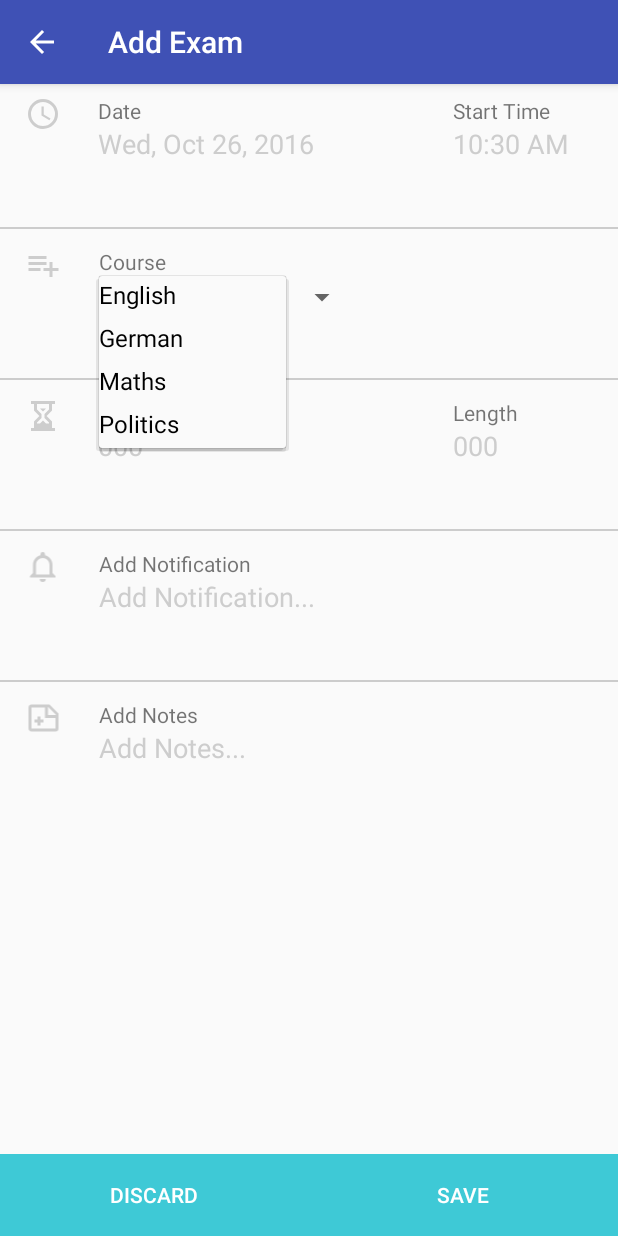
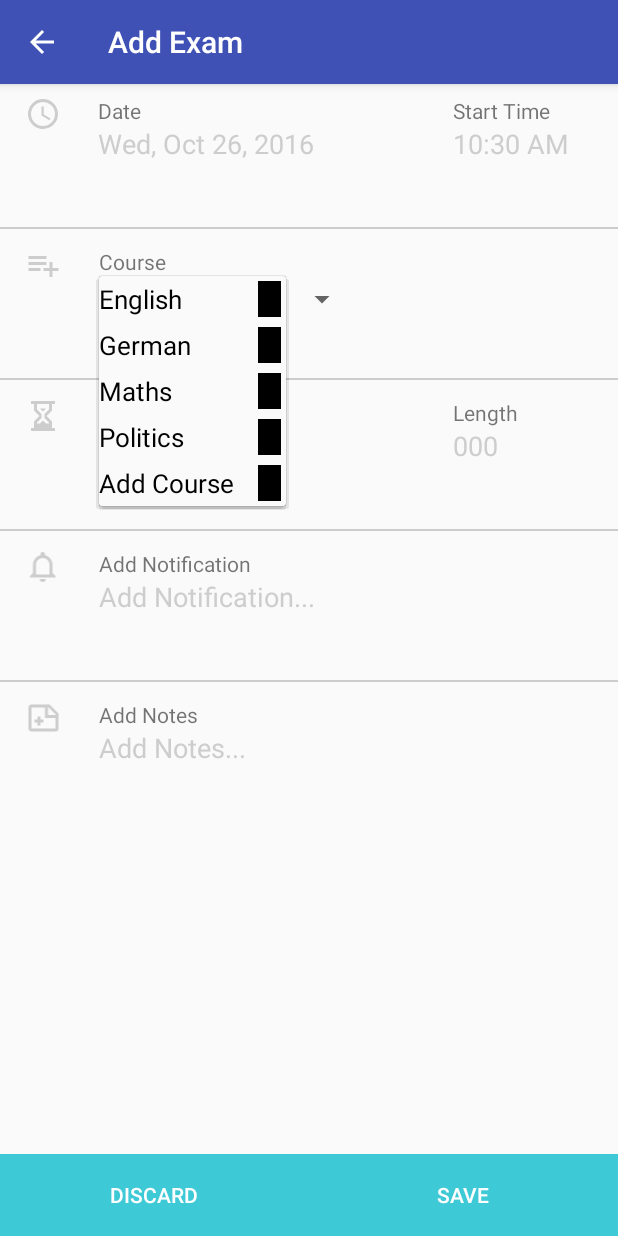
Before and after one commit to Ikreg2k13/Timetables-Android, an Android app: the ExamAddActivity screen opened directly, with no data from a screen before it, after a tap on "English", on a phone screen of 412 x 824 dp. Run offline under Robolectric (Android 15) with nearby library versions, the phone set to English and light mode, and no system bars.

Commit message:
minor changes

```diff
--- a/app/src/main/java/mobile/ikreg/com/mytestapplication/ExamAddActivity.java
+++ b/app/src/main/java/mobile/ikreg/com/mytestapplication/ExamAddActivity.java
@@ -17,6 +17,7 @@ import java.util.Calendar;
 import java.util.TimeZone;
 
 import mobile.ikreg.com.mytestapplication.database.ExamDataSource;
+import mobile.ikreg.com.mytestapplication.util.AddExamSpinnerAdapter;
 import mobile.ikreg.com.mytestapplication.util.DatePopup;
 import mobile.ikreg.com.mytestapplication.util.ParseHelper;
 import mobile.ikreg.com.mytestapplication.util.TimePopup;
@@ -30,7 +31,7 @@ public class ExamAddActivity extends AppCompatActivity {
     @Override
     protected void onCreate(Bundle savedInstanceState) {
         super.onCreate(savedInstanceState);
-        setContentView(R.layout.activity_layout);
+        setContentView(R.layout.activity_addexam);
 
         DatePopup setDate = new DatePopup(ExamAddActivity.this, (EditText)findViewById(R.id.editDate), (LinearLayout)findViewById(R.id.layoutDate));
         TimePopup setTime = new TimePopup(ExamAddActivity.this, (EditText)findViewById(R.id.editTime), (LinearLayout)findViewById(R.id.layoutTime));
@@ -96,9 +97,9 @@ public class ExamAddActivity extends AppCompatActivity {
 
     public void setSpinnerItems() {
         Spinner courseSpinner = (Spinner)findViewById(R.id.spinnerCourse);
-        String[] testArray = {"English", "German", "Maths", "Politics"};
-        ArrayAdapter<String> testAdapter = new ArrayAdapter<>(this, R.layout.spinner_layout, testArray);
-        testAdapter.setDropDownViewResource(R.layout.spinner_layout);
+        String[] testArray = {"English", "German", "Maths", "Politics", "Add Course"};
+        ArrayAdapter<String> testAdapter = new AddExamSpinnerAdapter(this, R.layout.adapter_coursespinner, testArray);
+        testAdapter.setDropDownViewResource(R.layout.adapter_coursespinner);
         courseSpinner.setAdapter(testAdapter);
     }
 
--- a/app/src/main/java/mobile/ikreg/com/mytestapplication/ExamListActivity.java
+++ b/app/src/main/java/mobile/ikreg/com/mytestapplication/ExamListActivity.java
@@ -25,7 +25,7 @@ public class ExamListActivity extends AppCompatActivity {
     @Override
     protected void onCreate(Bundle savedInstanceState) {
         super.onCreate(savedInstanceState);
-        setContentView(R.layout.activity_main2);
+        setContentView(R.layout.activity_examlist);
         Toolbar toolbar = (Toolbar) findViewById(R.id.toolbar);
         setSupportActionBar(toolbar);
 
@@ -79,7 +79,7 @@ public class ExamListActivity extends AppCompatActivity {
             }
         });
 
-        ExamListAdapter examArrayAdapter = new ExamListAdapter(this, R.layout.exam_list_layout, examMemoList);
+        ExamListAdapter examArrayAdapter = new ExamListAdapter(this, R.layout.adapter_examlist, examMemoList);
 
         ListView listViewExams = (ListView) findViewById(R.id.list_view);
         listViewExams.setAdapter(examArrayAdapter);
--- /dev/null
+++ b/app/src/main/java/mobile/ikreg/com/mytestapplication/util/AddExamSpinnerAdapter.java
@@ -0,0 +1,56 @@
+package mobile.ikreg.com.mytestapplication.util;
+
+import android.content.Context;
+import android.view.LayoutInflater;
+import android.view.View;
+import android.view.ViewGroup;
+import android.widget.ArrayAdapter;
+import android.widget.TextView;
+
+import mobile.ikreg.com.mytestapplication.R;
+
+public class AddExamSpinnerAdapter extends ArrayAdapter<String> {
+
+    private Context context;
+    private String[] courseList;
+    private int layoutResourceId;
+
+    public AddExamSpinnerAdapter(Context context, int layoutResourceId, String[] list) {
+        super(context, layoutResourceId, list);
+
+        this.context = context;
+        this.layoutResourceId = layoutResourceId;
+        this.courseList = list;
+    }
+
+    @Override
+    public View getView(int position, View convertView, ViewGroup parent) {
+
+        if(convertView == null) {
+            LayoutInflater inflater = (LayoutInflater)context.getSystemService(Context.LAYOUT_INFLATER_SERVICE);
+            convertView = inflater.inflate(R.layout.adapter_coursespinner, parent, false);
+        }
+
+        TextView course = (TextView)convertView.findViewById(R.id.courseSpinnerCourse);
+        View color = convertView.findViewById(R.id.courseSpinnerColor);
+
+        course.setText(this.courseList[position]);
+
+        return convertView;
+    }
+
+    @Override
+    public View getDropDownView(int position, View convertView, ViewGroup parent) {
+        if(convertView == null) {
+            LayoutInflater inflater = (LayoutInflater)context.getSystemService(Context.LAYOUT_INFLATER_SERVICE);
+            convertView = inflater.inflate(R.layout.adapter_coursespinner, parent, false);
+        }
+
+        TextView course = (TextView)convertView.findViewById(R.id.courseSpinnerCourse);
+        View color = convertView.findViewById(R.id.courseSpinnerColor);
+
+        course.setText(this.courseList[position]);
+
+        return convertView;
+    }
+}
--- a/app/src/main/java/mobile/ikreg/com/mytestapplication/util/DateHelper.java
+++ b/app/src/main/java/mobile/ikreg/com/mytestapplication/util/DateHelper.java
@@ -4,6 +4,7 @@ package mobile.ikreg.com.mytestapplication.util;
 import android.text.format.DateUtils;
 
 import java.util.Calendar;
+import java.util.Iterator;
 import java.util.List;
 import java.util.TimeZone;
 
@@ -31,9 +32,15 @@ public class DateHelper {
     }
 
     public static void deleteDbDateExpired(List<ExamMemory> examList, ExamDataSource dataSource) {
+        Iterator<ExamMemory> iter = examList.iterator();
 
-        for(int i = 0; i < examList.size(); i++) {
-            if(!DateUtils.isToday(examList.get(i).getDate()) && examList.get(i).getDate() < calendar.getTimeInMillis()) dataSource.deleteExam(examList.get(i));
+        while(iter.hasNext()) {
+            ExamMemory e = iter.next();
+
+            if(!DateUtils.isToday(e.getDate()) && e.getDate() < calendar.getTimeInMillis()) {
+                dataSource.deleteExam(e);
+                iter.remove();
+            }
         }
     }
 }
--- a/app/src/main/java/mobile/ikreg/com/mytestapplication/util/ExamListAdapter.java
+++ b/app/src/main/java/mobile/ikreg/com/mytestapplication/util/ExamListAdapter.java
@@ -13,8 +13,6 @@ import java.util.TimeZone;
 
 import mobile.ikreg.com.mytestapplication.R;
 import mobile.ikreg.com.mytestapplication.database.ExamMemory;
-import mobile.ikreg.com.mytestapplication.util.DateHelper;
-import mobile.ikreg.com.mytestapplication.util.ParseHelper;
 
 public class ExamListAdapter extends ArrayAdapter<ExamMemory> {
 
@@ -36,7 +34,7 @@ public class ExamListAdapter extends ArrayAdapter<ExamMemory> {
 
         if(convertView == null) {
             LayoutInflater inflater = (LayoutInflater)context.getSystemService(Context.LAYOUT_INFLATER_SERVICE);
-            convertView = inflater.inflate(R.layout.exam_list_layout, parent, false);
+            convertView = inflater.inflate(R.layout.adapter_examlist, parent, false);
         }
 
         TextView course = (TextView)convertView.findViewById(R.id.exam_list_course);
--- a/app/src/main/res/layout/activity_layout.xml
+++ b/app/src/main/res/layout/activity_addexam.xml
@@ -122,7 +122,8 @@
                 android:layout_width="match_parent"
                 android:layout_height="wrap_content"
                 android:id="@+id/spinnerCourse"
-                android:textSize="20sp"/>
+                android:textSize="20sp"
+                android:spinnerMode="dropdown"/>
         </LinearLayout>
     </TableRow>
 
--- a/app/src/main/res/layout/activity_main2.xml
+++ b/app/src/main/res/layout/activity_examlist.xml
@@ -22,7 +22,7 @@
 
     </android.support.design.widget.AppBarLayout>
 
-    <include layout="@layout/content_main2" />
+    <include layout="@layout/content_examlist" />
 
     <android.support.design.widget.FloatingActionButton
         android:id="@+id/fab"
--- /dev/null
+++ b/app/src/main/res/layout/adapter_coursespinner.xml
@@ -0,0 +1,26 @@
+<?xml version="1.0" encoding="utf-8"?>
+<LinearLayout xmlns:android="http://schemas.android.com/apk/res/android"
+    android:layout_width="match_parent"
+    android:layout_height="wrap_content"
+    android:orientation="horizontal"
+    android:weightSum="8">
+
+
+    <TextView
+        android:id="@+id/courseSpinnerCourse"
+        android:layout_width="0dp"
+        android:layout_height="wrap_content"
+        android:textColor="#000000"
+        android:textSize="17sp"
+        android:layout_marginTop="3dp"
+        android:layout_marginBottom="3dp"
+        android:layout_weight="7" />
+
+    <View
+        android:layout_width="0dp"
+        android:layout_height="match_parent"
+        android:id="@+id/courseSpinnerColor"
+        android:background="#000000"
+        android:layout_weight="1"
+        android:layout_margin="3dp"/>
+</LinearLayout>
--- a/app/src/main/res/layout/content_main2.xml
+++ b/app/src/main/res/layout/content_examlist.xml
@@ -11,7 +11,7 @@
     android:paddingTop="@dimen/activity_vertical_margin"
     app:layout_behavior="@string/appbar_scrolling_view_behavior"
     tools:context="mobile.ikreg.com.mytestapplication.ExamListActivity"
-    tools:showIn="@layout/activity_main2">
+    tools:showIn="@layout/activity_examlist">
 
     <ListView
         android:layout_width="match_parent"
--- a/app/src/main/res/layout/spinner_layout.xml
+++ /dev/null
@@ -1,9 +0,0 @@
-<?xml version="1.0" encoding="utf-8"?>
-<TextView xmlns:android="http://schemas.android.com/apk/res/android"
-    android:id="@+id/customSpinner"
-    android:layout_width="match_parent"
-    android:layout_height="wrap_content"
-    android:textColor="#000000"
-    android:textSize="16sp"
-    android:paddingBottom="5dip"
-    android:paddingTop="1dip"/>
```
Also changed, not shown: app/src/main/res/layout/adapter_examlist.xml (renamed from app/src/main/res/layout/exam_list_layout.xml).
